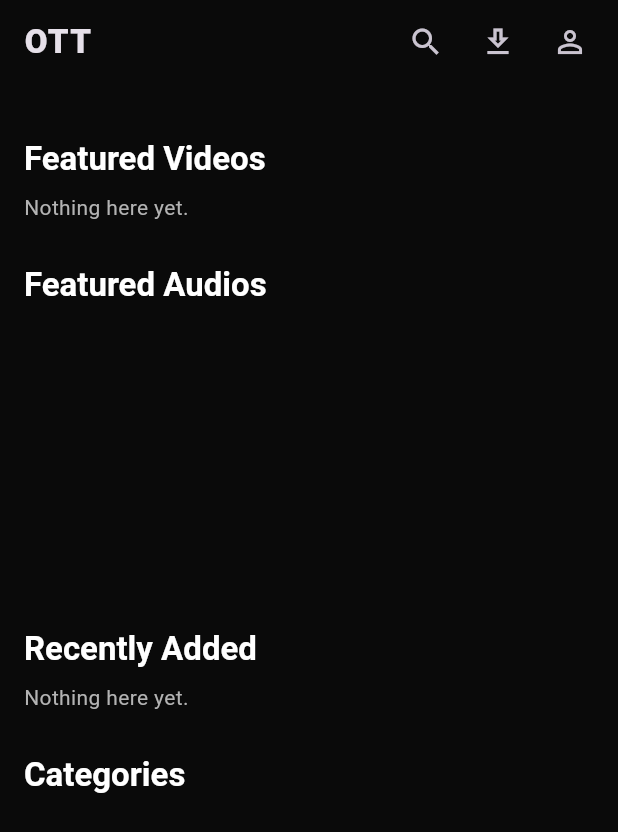
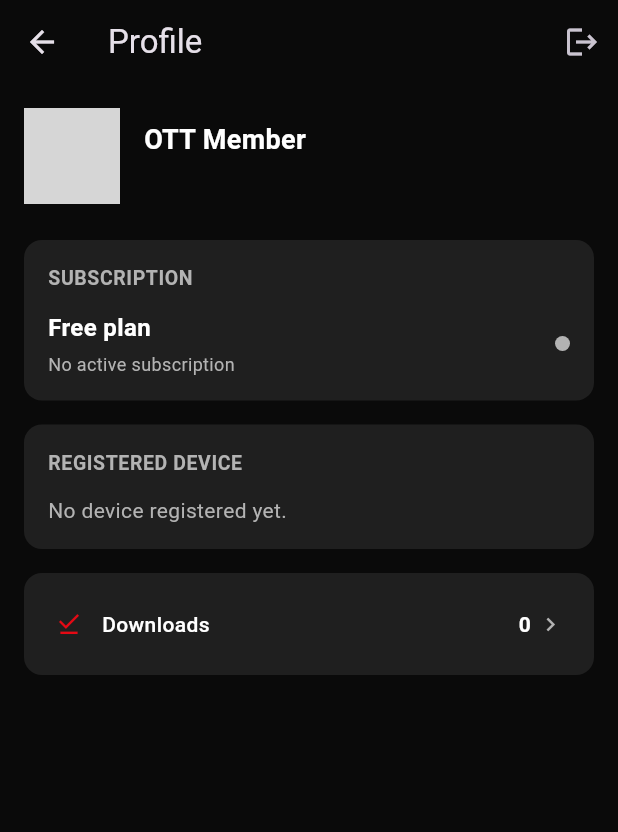
Before and after one commit to cyberking-coder/Rishi_app2, a Flutter app: the screen it shows once a user with an empty profile is signed in, after a tap on the "person outline" icon, on a phone screen of 412 x 824 dp. Shown: the top 832 px of the screen. Run offline on Flutter 3.47's test engine with Material 3 defaults, Android fonts, the phone set to English and light mode, and no system bars; our stand-ins replace audio_service, device_info_plus, flutter_riverpod, flutter_secure_storage, go_router, just_audio and 3 more; missing offline and left inert: pointycastle; accounts and stored records are empty; network calls fail; statements that could not run were skipped; grey boxes are pictures that could not be loaded.

Commit message:
Add profile screen: user info, subscription status, registered device, downloads count
Clean-architecture profile feature reading from profiles/subscriptions/
devices via Supabase. Device list highlights the current installation in
green by comparing the live device fingerprint against each row's stored
fingerprint, distinct from the server-side is_active lock slot. Downloads
count reads the same reactive stream as the Downloads screen. Wired into
the router at /profile and the home app bar.

https://claude.ai/code/session_01RGb8yEEt9J4juZUSabzN3b

```diff
--- a/mobile_app/lib/app/router/app_router.dart
+++ b/mobile_app/lib/app/router/app_router.dart
@@ -10,6 +10,7 @@ import '../../features/downloads/presentation/screens/downloads_screen.dart';
 import '../../features/downloads/presentation/screens/offline_player_screen.dart';
 import '../../features/home/presentation/screens/home_screen.dart';
 import '../../features/player/presentation/screens/video_player_screen.dart';
+import '../../features/profile/presentation/screens/profile_screen.dart';
 import '../widgets/app_shell.dart';
 
 final goRouterProvider = Provider<GoRouter>((ref) {
@@ -58,6 +59,10 @@ final goRouterProvider = Provider<GoRouter>((ref) {
           title: state.extra as String? ?? 'Offline',
         ),
       ),
+      GoRoute(
+        path: '/profile',
+        builder: (_, __) => const AppShell(child: ProfileScreen()),
+      ),
     ],
   );
 });
--- a/mobile_app/lib/features/home/presentation/screens/home_screen.dart
+++ b/mobile_app/lib/features/home/presentation/screens/home_screen.dart
@@ -47,7 +47,8 @@ class HomeScreen extends ConsumerWidget {
                 icon: const Icon(Icons.download_outlined),
               ),
               IconButton(
-                onPressed: () {},
+                tooltip: 'Profile',
+                onPressed: () => context.push('/profile'),
                 icon: const Icon(Icons.person_outline),
               ),
               const SizedBox(width: 8),
--- /dev/null
+++ b/mobile_app/lib/features/profile/domain/entities/subscription_summary.dart
@@ -0,0 +1,29 @@
+/// The user's most relevant subscription row, or null if they've never
+/// subscribed (treated as the free tier in the UI).
+class SubscriptionSummary {
+  final String planName;
+  final String status; // trialing | active | past_due | canceled | expired
+  final DateTime? currentPeriodEnd;
+  final bool cancelAtPeriodEnd;
+
+  const SubscriptionSummary({
+    required this.planName,
+    required this.status,
+    this.currentPeriodEnd,
+    this.cancelAtPeriodEnd = false,
+  });
+
+  bool get isActive => status == 'active' || status == 'trialing';
+
+  factory SubscriptionSummary.fromMap(Map<String, dynamic> map) {
+    final plan = map['subscription_plans'] as Map<String, dynamic>?;
+    return SubscriptionSummary(
+      planName: plan?['name'] as String? ?? 'Unknown plan',
+      status: map['status'] as String,
+      currentPeriodEnd: map['current_period_end'] == null
+          ? null
+          : DateTime.parse(map['current_period_end'] as String),
+      cancelAtPeriodEnd: map['cancel_at_period_end'] as bool? ?? false,
+    );
+  }
+}
--- /dev/null
+++ b/mobile_app/lib/features/profile/domain/entities/user_profile.dart
@@ -0,0 +1,37 @@
+class UserProfile {
+  final String id;
+  final String email;
+  final String? displayName;
+  final String? avatarUrl;
+  final String role;
+  final String subscriptionTier;
+  final String? country;
+  final String status;
+  final DateTime createdAt;
+
+  const UserProfile({
+    required this.id,
+    required this.email,
+    required this.role,
+    required this.subscriptionTier,
+    required this.status,
+    required this.createdAt,
+    this.displayName,
+    this.avatarUrl,
+    this.country,
+  });
+
+  factory UserProfile.fromMap(Map<String, dynamic> map, {required String email}) {
+    return UserProfile(
+      id: map['id'] as String,
+      email: email,
+      displayName: map['display_name'] as String?,
+      avatarUrl: map['avatar_url'] as String?,
+      role: map['role'] as String? ?? 'user',
+      subscriptionTier: map['subscription_tier'] as String? ?? 'free',
+      country: map['country'] as String?,
+      status: map['status'] as String? ?? 'active',
+      createdAt: DateTime.parse(map['created_at'] as String),
+    );
+  }
+}
--- /dev/null
+++ b/mobile_app/lib/features/profile/presentation/screens/profile_screen.dart
@@ -0,0 +1,181 @@
+import 'package:flutter/material.dart';
+import 'package:flutter_riverpod/flutter_riverpod.dart';
+import 'package:go_router/go_router.dart';
+
+import '../../../../app/theme/app_theme.dart';
+import '../../../auth/application/auth_providers.dart';
+import '../../application/profile_providers.dart';
+import '../widgets/device_tile.dart';
+import '../widgets/profile_header.dart';
+import '../widgets/profile_section_card.dart';
+import '../widgets/profile_stat_tile.dart';
+import '../widgets/subscription_status_badge.dart';
+
+class ProfileScreen extends ConsumerWidget {
+  const ProfileScreen({super.key});
+
+  @override
+  Widget build(BuildContext context, WidgetRef ref) {
+    final profileAsync = ref.watch(userProfileProvider);
+
+    return Scaffold(
+      backgroundColor: AppTheme.background,
+      appBar: AppBar(
+        backgroundColor: AppTheme.background,
+        title: const Text('Profile'),
+        actions: [
+          IconButton(
+            tooltip: 'Log out',
+            icon: const Icon(Icons.logout),
+            onPressed: () => _confirmLogout(context, ref),
+          ),
+        ],
+      ),
+      body: profileAsync.when(
+        loading: () =>
+            const Center(child: CircularProgressIndicator(color: AppTheme.accent)),
+        error: (e, _) => Center(
+          child: Padding(
+            padding: const EdgeInsets.all(24),
+            child: Text(
+              'Could not load profile.\n$e',
+              textAlign: TextAlign.center,
+              style: const TextStyle(color: AppTheme.textSecondary),
+            ),
+          ),
+        ),
+        data: (profile) => RefreshIndicator(
+          color: AppTheme.accent,
+          onRefresh: () async {
+            ref.invalidate(userProfileProvider);
+            ref.invalidate(subscriptionSummaryProvider);
+            ref.invalidate(registeredDevicesProvider);
+          },
+          child: ListView(
+            padding: const EdgeInsets.all(16),
+            children: [
+              ProfileHeader(profile: profile),
+              const SizedBox(height: 24),
+              const _SubscriptionSection(),
+              const SizedBox(height: 16),
+              const _DevicesSection(),
+              const SizedBox(height: 16),
+              const _StatsSection(),
+            ],
+          ),
+        ),
+      ),
+    );
+  }
+
+  void _confirmLogout(BuildContext context, WidgetRef ref) {
+    showDialog<void>(
+      context: context,
+      builder: (ctx) => AlertDialog(
+        backgroundColor: AppTheme.surfaceElevated,
+        title: const Text('Log out?'),
+        content: const Text('You can log back in any time.'),
+        actions: [
+          TextButton(
+            onPressed: () => Navigator.pop(ctx),
+            child: const Text('Cancel'),
+          ),
+          TextButton(
+            onPressed: () async {
+              Navigator.pop(ctx);
+              await ref.read(authControllerProvider.notifier).logout();
+              if (context.mounted) context.go('/login');
+            },
+            child: const Text('Log out', style: TextStyle(color: Colors.redAccent)),
+          ),
+        ],
+      ),
+    );
+  }
+}
+
+class _SubscriptionSection extends ConsumerWidget {
+  const _SubscriptionSection();
+
+  @override
+  Widget build(BuildContext context, WidgetRef ref) {
+    final async = ref.watch(subscriptionSummaryProvider);
+
+    return ProfileSectionCard(
+      title: 'SUBSCRIPTION',
+      child: async.when(
+        loading: () => const SizedBox(
+          height: 40,
+          child: Center(child: CircularProgressIndicator(strokeWidth: 2)),
+        ),
+        error: (_, __) => const Text(
+          'Could not load subscription status.',
+          style: TextStyle(color: AppTheme.textSecondary),
+        ),
+        data: (sub) => SubscriptionStatusBadge(subscription: sub),
+      ),
+    );
+  }
+}
+
+class _DevicesSection extends ConsumerWidget {
+  const _DevicesSection();
+
+  @override
+  Widget build(BuildContext context, WidgetRef ref) {
+    final devicesAsync = ref.watch(registeredDevicesProvider);
+    final fingerprintAsync = ref.watch(currentDeviceFingerprintProvider);
+
+    return ProfileSectionCard(
+      title: 'REGISTERED DEVICE',
+      child: devicesAsync.when(
+        loading: () => const SizedBox(
+          height: 40,
+          child: Center(child: CircularProgressIndicator(strokeWidth: 2)),
+        ),
+        error: (_, __) => const Text(
+          'Could not load devices.',
+          style: TextStyle(color: AppTheme.textSecondary),
+        ),
+        data: (devices) {
+          if (devices.isEmpty) {
+            return const Text(
+              'No device registered yet.',
+              style: TextStyle(color: AppTheme.textSecondary),
+            );
+          }
+
+          final currentFingerprint = fingerprintAsync.valueOrNull;
+
+          return Column(
+            children: [
+              for (final device in devices)
+                DeviceTile(
+                  device: device,
+                  isCurrentDevice: device.deviceFingerprint == currentFingerprint,
+                ),
+            ],
+          );
+        },
+      ),
+    );
+  }
+}
+
+class _StatsSection extends ConsumerWidget {
+  const _StatsSection();
+
+  @override
+  Widget build(BuildContext context, WidgetRef ref) {
+    final downloadsCount = ref.watch(downloadsCountProvider);
+
+    return ProfileSectionCard(
+      child: ProfileStatTile(
+        icon: Icons.download_done,
+        label: 'Downloads',
+        value: '$downloadsCount',
+        onTap: () => context.push('/downloads'),
+      ),
+    );
+  }
+}
--- /dev/null
+++ b/mobile_app/lib/features/profile/presentation/widgets/profile_header.dart
@@ -0,0 +1,55 @@
+import 'package:flutter/material.dart';
+
+import '../../../../app/theme/app_theme.dart';
+import '../../domain/entities/user_profile.dart';
+
+/// Avatar + name + email block at the top of the profile screen.
+class ProfileHeader extends StatelessWidget {
+  final UserProfile profile;
+
+  const ProfileHeader({super.key, required this.profile});
+
+  @override
+  Widget build(BuildContext context) {
+    final name = profile.displayName?.isNotEmpty == true
+        ? profile.displayName!
+        : profile.email;
+    final initial = name.isEmpty ? '?' : name.substring(0, 1).toUpperCase();
+
+    return Row(
+      children: [
+        CircleAvatar(
+          radius: 32,
+          backgroundColor: AppTheme.surfaceElevated,
+          backgroundImage:
+              profile.avatarUrl != null ? NetworkImage(profile.avatarUrl!) : null,
+          child: profile.avatarUrl == null
+              ? Text(
+                  initial,
+                  style: const TextStyle(fontSize: 24, fontWeight: FontWeight.w700),
+                )
+              : null,
+        ),
+        const SizedBox(width: 16),
+        Expanded(
+          child: Column(
+            crossAxisAlignment: CrossAxisAlignment.start,
+            children: [
+              Text(
+                profile.displayName?.isNotEmpty == true
+                    ? profile.displayName!
+                    : 'OTT Member',
+                style: const TextStyle(fontSize: 18, fontWeight: FontWeight.w700),
+              ),
+              const SizedBox(height: 2),
+              Text(
+                profile.email,
+                style: const TextStyle(color: AppTheme.textSecondary, fontSize: 13),
+              ),
+            ],
+          ),
+        ),
+      ],
+    );
+  }
+}
--- /dev/null
+++ b/mobile_app/lib/features/profile/presentation/widgets/profile_section_card.dart
@@ -0,0 +1,42 @@
+import 'package:flutter/material.dart';
+
+import '../../../../app/theme/app_theme.dart';
+
+/// Consistent rounded card wrapper used for every section of the profile
+/// screen (subscription, devices, stats).
+class ProfileSectionCard extends StatelessWidget {
+  final String? title;
+  final Widget child;
+
+  const ProfileSectionCard({super.key, this.title, required this.child});
+
+  @override
+  Widget build(BuildContext context) {
+    return Container(
+      width: double.infinity,
+      padding: const EdgeInsets.all(16),
+      decoration: BoxDecoration(
+        color: AppTheme.surfaceElevated,
+        borderRadius: BorderRadius.circular(12),
+      ),
+      child: Column(
+        crossAxisAlignment: CrossAxisAlignment.start,
+        children: [
+          if (title != null) ...[
+            Text(
+              title!,
+              style: const TextStyle(
+                fontSize: 13,
+                fontWeight: FontWeight.w700,
+                color: AppTheme.textSecondary,
+                letterSpacing: 0.4,
+              ),
+            ),
+            const SizedBox(height: 12),
+          ],
+          child,
+        ],
+      ),
+    );
+  }
+}
--- /dev/null
+++ b/mobile_app/lib/features/profile/presentation/widgets/profile_stat_tile.dart
@@ -0,0 +1,43 @@
+import 'package:flutter/material.dart';
+
+import '../../../../app/theme/app_theme.dart';
+
+class ProfileStatTile extends StatelessWidget {
+  final IconData icon;
+  final String label;
+  final String value;
+  final VoidCallback? onTap;
+
+  const ProfileStatTile({
+    super.key,
+    required this.icon,
+    required this.label,
+    required this.value,
+    this.onTap,
+  });
+
+  @override
+  Widget build(BuildContext context) {
+    return InkWell(
+      onTap: onTap,
+      borderRadius: BorderRadius.circular(8),
+      child: Padding(
+        padding: const EdgeInsets.symmetric(vertical: 8, horizontal: 4),
+        child: Row(
+          children: [
+            Icon(icon, size: 20, color: AppTheme.accent),
+            const SizedBox(width: 12),
+            Expanded(
+              child: Text(label, style: const TextStyle(fontWeight: FontWeight.w500)),
+            ),
+            Text(value, style: const TextStyle(fontWeight: FontWeight.w700)),
+            if (onTap != null) ...[
+              const SizedBox(width: 4),
+              const Icon(Icons.chevron_right, size: 18, color: AppTheme.textSecondary),
+            ],
+          ],
+        ),
+      ),
+    );
+  }
+}
--- /dev/null
+++ b/mobile_app/lib/features/profile/presentation/widgets/subscription_status_badge.dart
@@ -0,0 +1,71 @@
+import 'package:flutter/material.dart';
+
+import '../../../../app/theme/app_theme.dart';
+import '../../domain/entities/subscription_summary.dart';
+
+/// Shows the plan name + a colored status pill (active/trialing = green,
+/// past_due = amber, canceled/expired = red, free = grey).
+class SubscriptionStatusBadge extends StatelessWidget {
+  final SubscriptionSummary? subscription;
+
+  const SubscriptionStatusBadge({super.key, this.subscription});
+
+  @override
+  Widget build(BuildContext context) {
+    final sub = subscription;
+    if (sub == null) {
+      return _row(
+        planName: 'Free plan',
+        statusLabel: 'No active subscription',
+        color: AppTheme.textSecondary,
+      );
+    }
+
+    final color = switch (sub.status) {
+      'active' || 'trialing' => Colors.greenAccent,
+      'past_due' => Colors.amberAccent,
+      _ => Colors.redAccent,
+    };
+
+    final statusLabel = sub.cancelAtPeriodEnd && sub.isActive
+        ? 'Active — cancels ${_formatDate(sub.currentPeriodEnd)}'
+        : sub.isActive
+            ? 'Active — renews ${_formatDate(sub.currentPeriodEnd)}'
+            : sub.status[0].toUpperCase() + sub.status.substring(1);
+
+    return _row(planName: sub.planName, statusLabel: statusLabel, color: color);
+  }
+
+  Widget _row({
+    required String planName,
+    required String statusLabel,
+    required Color color,
+  }) {
+    return Row(
+      children: [
+        Expanded(
+          child: Column(
+            crossAxisAlignment: CrossAxisAlignment.start,
+            children: [
+              Text(planName,
+                  style: const TextStyle(fontSize: 16, fontWeight: FontWeight.w700)),
+              const SizedBox(height: 4),
+              Text(statusLabel,
+                  style: const TextStyle(color: AppTheme.textSecondary, fontSize: 12)),
+            ],
+          ),
+        ),
+        Container(
+          width: 10,
+          height: 10,
+          decoration: BoxDecoration(color: color, shape: BoxShape.circle),
+        ),
+      ],
+    );
+  }
+
+  String _formatDate(DateTime? date) {
+    if (date == null) return '';
+    return '${date.day}/${date.month}/${date.year}';
+  }
+}
```
Also changed, not shown: mobile_app/lib/features/profile/application/profile_providers.dart (added, +51 -0 lines), mobile_app/lib/features/profile/data/datasources/profile_remote_datasource.dart (added, +48 -0 lines), mobile_app/lib/features/profile/data/repositories/profile_repository_impl.dart (added, +42 -0 lines), mobile_app/lib/features/profile/domain/entities/registered_device.dart (added, +29 -0 lines), mobile_app/lib/features/profile/domain/repositories/profile_repository.dart (added, +18 -0 lines), mobile_app/lib/features/profile/presentation/widgets/device_tile.dart (added, +77 -0 lines).
